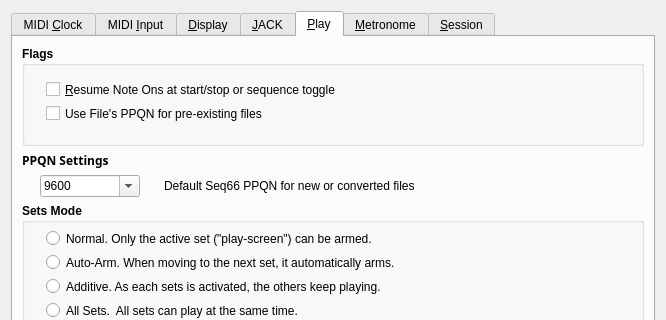
ahlstromcj/seq66, file seq_qt5/forms/qseditoptions.ui: the form before one commit; both pictures show x 0 to 666 and y 0 to 320 of the 666 by 667 pixel window.
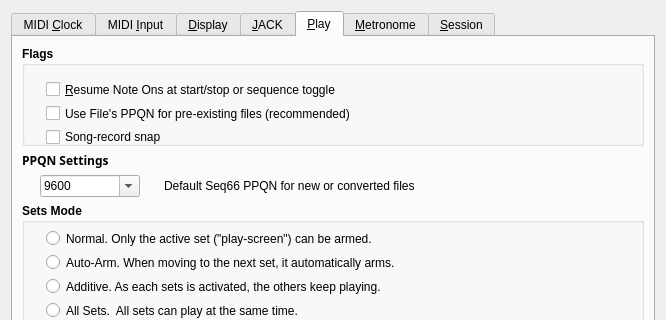
The form after the commit. The open tabs and pages were chosen to show the change.

Commit message: For issue #44, updates to song recording and snapping.

Diff of the .ui file:
```diff
--- a/seq_qt5/forms/qseditoptions.ui
+++ b/seq_qt5/forms/qseditoptions.ui
@@ -1440,7 +1440,26 @@
 the default PPQN.</string>
           </property>
           <property name="text">
-           <string>Use File's PPQN for pre-existing files</string>
+           <string>Use File's PPQN for pre-existing files (recommended)</string>
+          </property>
+         </widget>
+         <widget class="QCheckBox" name="chkSongRecordSnap">
+          <property name="geometry">
+           <rect>
+            <x>24</x>
+            <y>80</y>
+            <width>573</width>
+            <height>22</height>
+           </rect>
+          </property>
+          <property name="font">
+           <font>
+            <weight>50</weight>
+            <bold>false</bold>
+           </font>
+          </property>
+          <property name="text">
+           <string>Song-record snap</string>
           </property>
          </widget>
         </widget>
```
Left out of the diff: 2 changed lines with no effect on the pictures. The commit also changes 16 other files.
